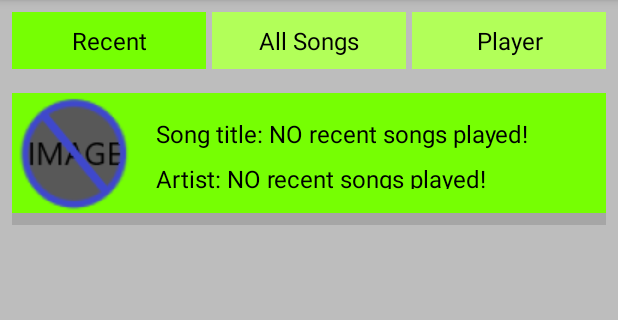
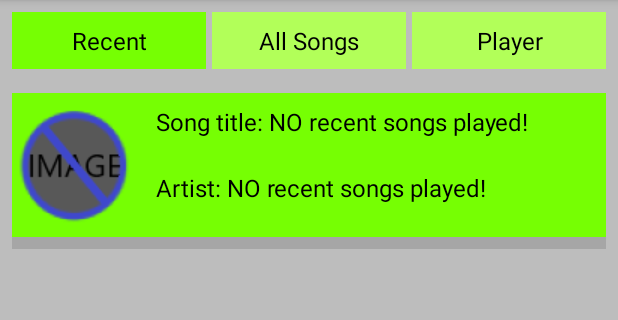
Before and after one commit to egrunwald/MyMusic-App, an Android app: the screen it shows after launch (MainActivity), on a phone screen of 412 x 824 dp, the part 84-404 px from its top. Run offline under Robolectric (Android 15) with nearby library versions, the phone set to English and light mode, and no system bars.

Commit message:
updated list item dimensions

```diff
--- a/app/src/main/res/layout/text_list_item.xml
+++ b/app/src/main/res/layout/text_list_item.xml
@@ -8,28 +8,28 @@
     <ImageView
         android:id="@+id/song_image_view"
         android:layout_width="80dp"
-        android:layout_height="80dp" />
+        android:layout_height="96dp" />
 
     <LinearLayout
         android:layout_width="0dp"
-        android:layout_height="80dp"
+        android:layout_height="96dp"
         android:layout_weight="1"
         android:orientation="vertical">
 
         <TextView
             android:id="@+id/song_title_text_view"
             android:layout_width="match_parent"
-            android:layout_height="wrap_content"
+            android:layout_height="48dp"
             android:paddingLeft="16dp"
-            android:paddingTop="16dp"
+            android:paddingTop="8dp"
             android:paddingBottom="4dp" />
 
         <TextView
             android:id="@+id/song_artist_text_view"
             android:layout_width="match_parent"
-            android:layout_height="wrap_content"
+            android:layout_height="48dp"
             android:paddingLeft="16dp"
             android:paddingTop="4dp"
-            android:paddingBottom="16dp" />
+            android:paddingBottom="8dp" />
     </LinearLayout>
 </LinearLayout>
```
